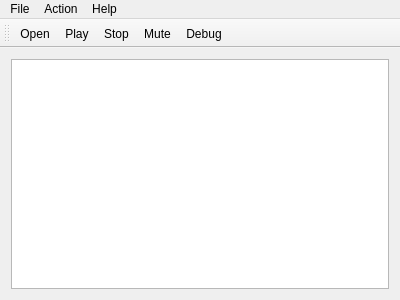
Qt form src/ui/mainwindow.ui (nbouchinet/gbmu) before a commit.
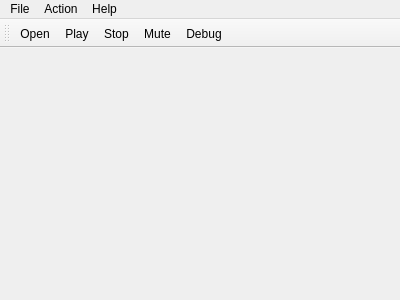
The same form after that commit. Icons and pictures are not drawn.

```diff
--- a/src/ui/mainwindow.ui
+++ b/src/ui/mainwindow.ui
@@ -14,11 +14,7 @@
    <string>MainWindow</string>
   </property>
   <widget class="QWidget" name="centralWidget">
-   <layout class="QVBoxLayout" name="verticalLayout">
-    <item>
-     <widget class="QGraphicsView" name="graphicsView"/>
-    </item>
-   </layout>
+   <layout class="QVBoxLayout" name="verticalLayout"/>
   </widget>
   <widget class="QMenuBar" name="menuBar">
    <property name="geometry">
```
